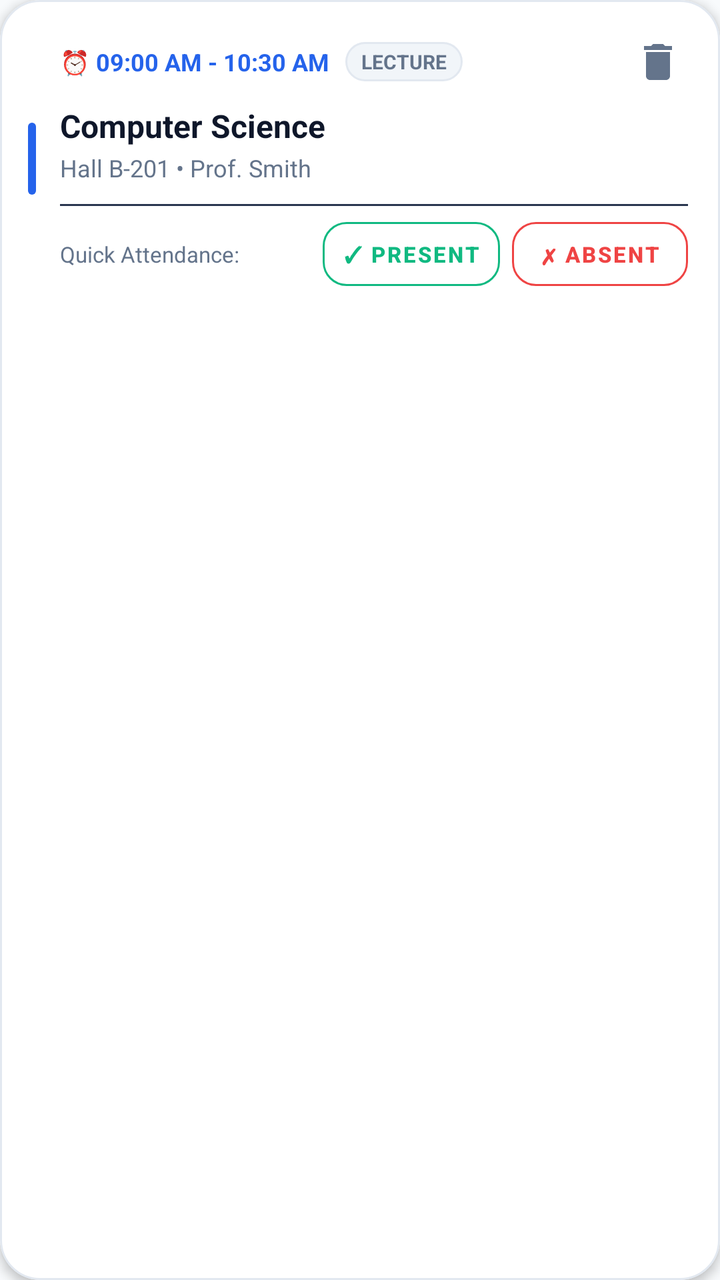
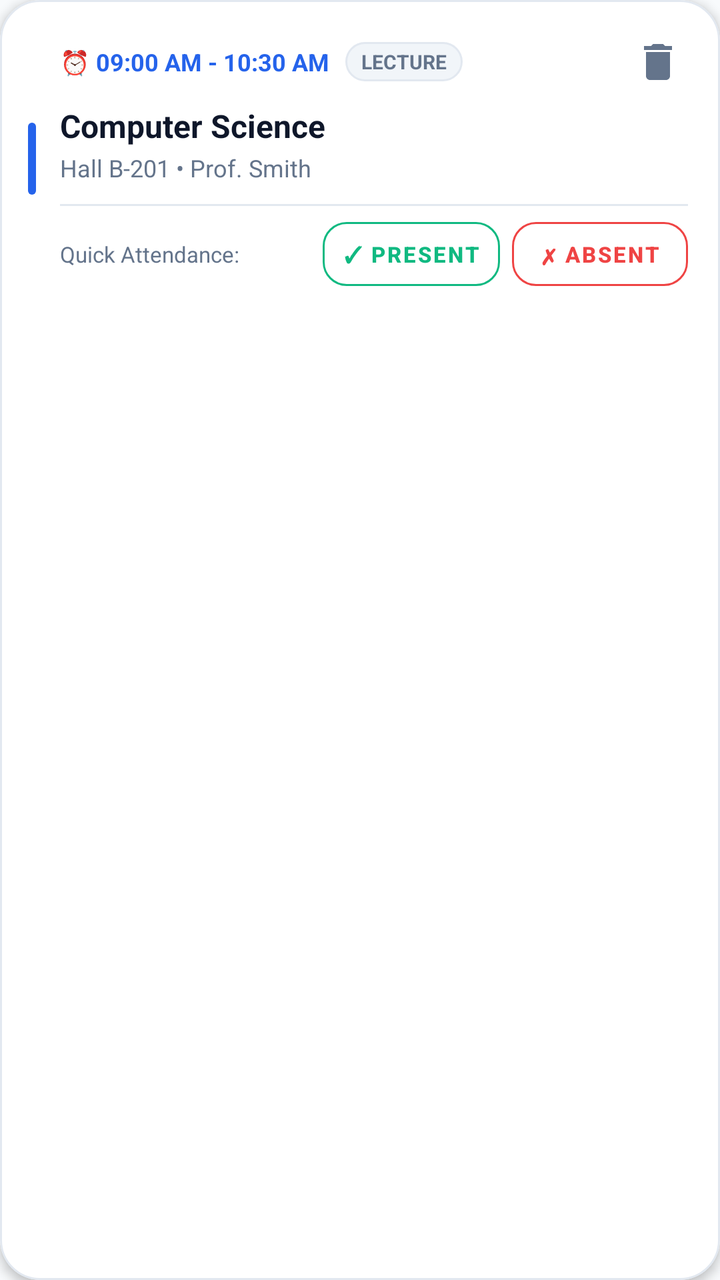

The first picture is an Android layout as it rendered before a commit; the second is the same layout after the commit. The layout source and the unified diff follow.
<!-- AndroidManifest.xml: application theme Theme.LifeSync -->
<!-- res/layout/item_class_schedule.xml -->
<?xml version="1.0" encoding="utf-8"?>
<com.google.android.material.card.MaterialCardView xmlns:android="http://schemas.android.com/apk/res/android"
    xmlns:app="http://schemas.android.com/apk/res-auto"
    android:layout_width="match_parent"
    android:layout_height="wrap_content"
    android:layout_marginBottom="10dp"
    android:clipToOutline="true"
    app:cardCornerRadius="20dp"
    app:cardElevation="3dp"
    app:strokeWidth="1dp"
    app:strokeColor="@color/card_stroke"
    app:cardBackgroundColor="@color/surface_card">

    <LinearLayout
        android:layout_width="match_parent"
        android:layout_height="wrap_content"
        android:gravity="center_vertical"
        android:orientation="horizontal">

        
        <View
            android:id="@+id/viewClassColor"
            android:layout_width="4dp"
            android:layout_height="36dp"
            android:layout_gravity="center_vertical"
            android:layout_marginStart="14dp"
            android:background="@drawable/bg_rounded_accent_pill" />

        <LinearLayout
            android:layout_width="match_parent"
            android:layout_height="wrap_content"
            android:orientation="vertical"
            android:paddingTop="16dp"
            android:paddingBottom="16dp"
            android:paddingStart="12dp"
            android:paddingEnd="16dp">

            
            <LinearLayout
                android:layout_width="match_parent"
                android:layout_height="wrap_content"
                android:gravity="center_vertical"
                android:orientation="horizontal">

                <TextView
                    android:id="@+id/tvClassTime"
                    android:layout_width="wrap_content"
                    android:layout_height="wrap_content"
                    android:text="⏰ 09:00 AM - 10:30 AM"
                    android:textColor="#2563EB"
                    android:textSize="12sp"
                    android:textStyle="bold" />

                <TextView
                    android:id="@+id/tvClassType"
                    android:layout_width="wrap_content"
                    android:layout_height="wrap_content"
                    android:layout_marginStart="8dp"
                    android:background="@drawable/bg_chip_unselected"
                    android:paddingHorizontal="8dp"
                    android:paddingVertical="3dp"
                    android:text="LECTURE"
                    android:textColor="@color/text_secondary"
                    android:textSize="10sp"
                    android:textStyle="bold" />

                
                <TextView
                    android:id="@+id/tvClassLiveStatus"
                    android:layout_width="wrap_content"
                    android:layout_height="wrap_content"
                    android:layout_marginStart="6dp"
                    android:background="@drawable/bg_chip_unselected"
                    android:paddingHorizontal="8dp"
                    android:paddingVertical="3dp"
                    android:text="● IN SESSION"
                    android:textColor="@color/income_green"
                    android:textSize="10sp"
                    android:textStyle="bold"
                    android:visibility="gone" />

                <View
                    android:layout_width="0dp"
                    android:layout_height="1dp"
                    android:layout_weight="1" />

                <ImageButton
                    android:id="@+id/btnDeleteClass"
                    android:layout_width="30dp"
                    android:layout_height="30dp"
                    android:background="?attr/selectableItemBackgroundBorderless"
                    android:contentDescription="Delete"
                    android:src="@drawable/ic_delete"
                    app:tint="@color/text_muted" />
            </LinearLayout>

            
            <TextView
                android:id="@+id/tvClassSubject"
                android:layout_width="wrap_content"
                android:layout_height="wrap_content"
                android:layout_marginTop="6dp"
                android:text="Computer Science"
                android:textColor="@color/text_primary"
                android:textSize="16sp"
                android:textStyle="bold" />

            
            <TextView
                android:id="@+id/tvClassDetails"
                android:layout_width="wrap_content"
                android:layout_height="wrap_content"
                android:layout_marginTop="2dp"
                android:text="Hall B-201 • Prof. Smith"
                android:textColor="@color/text_secondary"
                android:textSize="12sp" />

            
            <TextView
                android:id="@+id/tvClassBuilding"
                android:layout_width="wrap_content"
                android:layout_height="wrap_content"
                android:layout_marginTop="2dp"
                android:text="Building: Tech Center 2 • Online Link available"
                android:textColor="#2563EB"
                android:textSize="11sp"
                android:visibility="gone" />

            <View
                android:layout_width="match_parent"
                android:layout_height="1dp"
                android:layout_marginTop="10dp"
                android:layout_marginBottom="8dp"
                android:background="#2A364F" />

            
            <LinearLayout
                android:layout_width="match_parent"
                android:layout_height="wrap_content"
                android:gravity="center_vertical"
                android:orientation="horizontal">

                <TextView
                    android:layout_width="0dp"
                    android:layout_height="wrap_content"
                    android:layout_weight="1"
                    android:text="Quick Attendance:"
                    android:textColor="@color/text_muted"
                    android:textSize="11sp" />

                <com.google.android.material.button.MaterialButton
                    android:id="@+id/btnQuickPresent"
                    style="@style/Widget.MaterialComponents.Button.OutlinedButton"
                    android:layout_width="wrap_content"
                    android:layout_height="32dp"
                    android:insetTop="0dp"
                    android:insetBottom="0dp"
                    android:paddingHorizontal="10dp"
                    android:text="✓ Present"
                    android:textColor="@color/income_green"
                    android:textSize="11sp"
                    android:textStyle="bold"
                    app:cornerRadius="12dp"
                    app:strokeColor="@color/income_green"
                    app:strokeWidth="1dp" />

                <com.google.android.material.button.MaterialButton
                    android:id="@+id/btnQuickAbsent"
                    style="@style/Widget.MaterialComponents.Button.OutlinedButton"
                    android:layout_width="wrap_content"
                    android:layout_height="32dp"
                    android:layout_marginStart="6dp"
                    android:insetTop="0dp"
                    android:insetBottom="0dp"
                    android:paddingHorizontal="10dp"
                    android:text="✗ Absent"
                    android:textColor="@color/expense_red"
                    android:textSize="11sp"
                    android:textStyle="bold"
                    app:cornerRadius="12dp"
                    app:strokeColor="@color/expense_red"
                    app:strokeWidth="1dp" />
            </LinearLayout>

        </LinearLayout>
    </LinearLayout>
</com.google.android.material.card.MaterialCardView>
<!-- resources referenced by this layout -->
<resources>
  <color name="card_stroke">#E2E8F0</color>
  <color name="expense_red">#EF4444</color>
  <color name="income_green">#10B981</color>
  <color name="surface_card">#FFFFFF</color>
  <color name="text_muted">#64748B</color>
  <color name="text_primary">#0F172A</color>
  <color name="text_secondary">#64748B</color>
  <!-- drawable bg_chip_unselected (drawable) -->
  <?xml version="1.0" encoding="utf-8"?>
  <shape xmlns:android="http://schemas.android.com/apk/res/android"
      android:shape="rectangle">
      <solid android:color="@color/surface_variant" />
      <corners android:radius="14dp" />
      <stroke
          android:width="1dp"
          android:color="@color/card_stroke" />
  </shape>
  <!-- drawable bg_rounded_accent_pill (drawable) -->
  <?xml version="1.0" encoding="utf-8"?>
  <shape xmlns:android="http://schemas.android.com/apk/res/android"
      android:shape="rectangle">
      <corners android:radius="2dp" />
      <solid android:color="#2563EB" />
  </shape>
  <!-- drawable ic_delete (drawable) -->
  <vector xmlns:android="http://schemas.android.com/apk/res/android"
      android:width="24dp"
      android:height="24dp"
      android:viewportWidth="24"
      android:viewportHeight="24">
      <path
          android:fillColor="#000000"
          android:pathData="M6,19c0,1.1 0.9,2 2,2h8c1.1,0 2,-0.9 2,-2V7H6v12zM19,4h-3.5l-1,-1h-5l-1,1H5v2h14V4z"/>
  </vector>
  <color name="surface_variant">#F1F5F9</color>
  <color name="primary">#0284C7</color>
  <color name="primary_variant">#0369A1</color>
  <color name="on_primary">#FFFFFF</color>
  <color name="secondary">#7C3AED</color>
  <color name="secondary_variant">#6D28D9</color>
  <color name="on_secondary">#FFFFFF</color>
  <color name="surface">#FFFFFF</color>
  <color name="background">#F8FAFC</color>
  <style name="CardElevationRounded" parent="Widget.MaterialComponents.CardView">
          <item name="cardCornerRadius">22dp</item>
          <item name="cardElevation">2dp</item>
          <item name="strokeWidth">1dp</item>
          <item name="strokeColor">@color/card_stroke</item>
          <item name="cardBackgroundColor">@color/surface_card</item>
      </style>
  <style name="DuoRhythmTextView" parent="android:Widget.TextView">
          <item name="android:lineSpacingExtra">2dp</item>
          <item name="android:fontFamily">sans-serif</item>
          <item name="android:includeFontPadding">true</item>
      </style>
  <style name="DuoRhythmEditText" parent="android:Widget.EditText">
          <item name="android:lineSpacingExtra">2dp</item>
          <item name="android:fontFamily">sans-serif</item>
          <item name="android:includeFontPadding">true</item>
          <item name="android:textColor">@color/text_primary</item>
          <item name="android:textColorHint">@color/text_secondary</item>
      </style>
  <!-- unchanged entries left out for length: 1 -->
</resources>

<!-- the commit's change to res/layout/item_class_schedule.xml (unified diff, before → after) -->
@@ -131,7 +131,7 @@
                 android:layout_height="1dp"
                 android:layout_marginTop="10dp"
                 android:layout_marginBottom="8dp"
-                android:background="#2A364F" />
+                android:background="@color/card_stroke" />
 
             
             <LinearLayout
